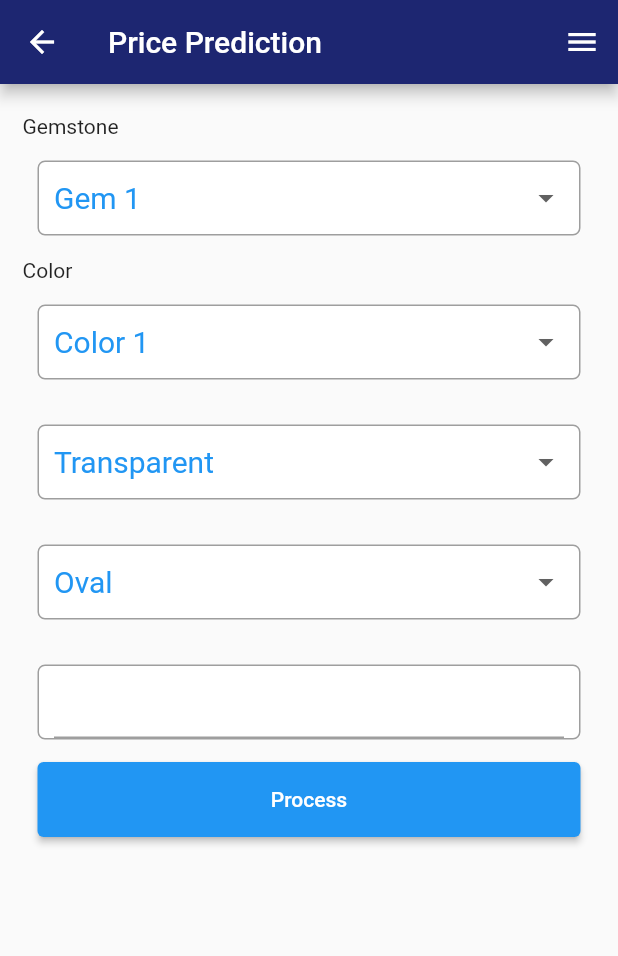
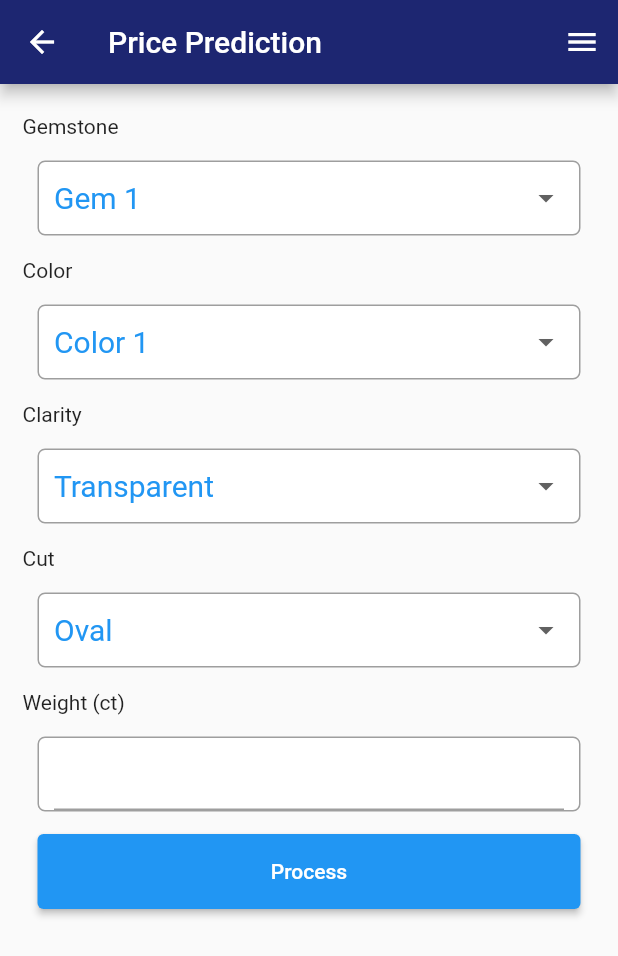
Before and after one commit to NuvinduSenarathne/Gemo_Mobile, a Flutter app: the PricePrediction screen opened by its route, on a phone screen of 412 x 824 dp. Shown: the top 956 px of the screen. Run offline on Flutter 3.47's test engine with Material 2 defaults, Android fonts, the phone set to English and light mode, and no system bars; our stand-ins replace carousel_slider, cloud_firestore, firebase_auth, firebase_core, quickalert and 1 more; missing offline and left inert: dart:ffi; accounts and stored records are empty.

Commit message:
Price Prediction UI

```diff
--- a/lib/screens/pricePrediction.dart
+++ b/lib/screens/pricePrediction.dart
@@ -126,6 +126,13 @@ class _PricePredictionState extends State<PricePrediction> {
                 ),
               ),
               Container(
+                alignment: Alignment.centerLeft,
+                margin: EdgeInsets.fromLTRB(5, 0, 0, 0),
+                child: Text(
+                  'Clarity',
+                ),
+              ),
+              Container(
                 width: double.infinity,
                 margin: const EdgeInsets.all(15.0),
                 padding: const EdgeInsets.only(left: 10.0, right: 10.0),
@@ -154,6 +161,13 @@ class _PricePredictionState extends State<PricePrediction> {
                 ),
               ),
               Container(
+                alignment: Alignment.centerLeft,
+                margin: EdgeInsets.fromLTRB(5, 0, 0, 0),
+                child: Text(
+                  'Cut',
+                ),
+              ),
+              Container(
                 width: double.infinity,
                 margin: const EdgeInsets.all(15.0),
                 padding: const EdgeInsets.only(left: 10.0, right: 10.0),
@@ -179,6 +193,13 @@ class _PricePredictionState extends State<PricePrediction> {
                       color: Colors.blue,
                       fontSize: 20,
                       decoration: TextDecoration.none),
+                ),
+              ),
+              Container(
+                alignment: Alignment.centerLeft,
+                margin: EdgeInsets.fromLTRB(5, 0, 0, 0),
+                child: Text(
+                  'Weight (ct)',
                 ),
               ),
               Container(
```
